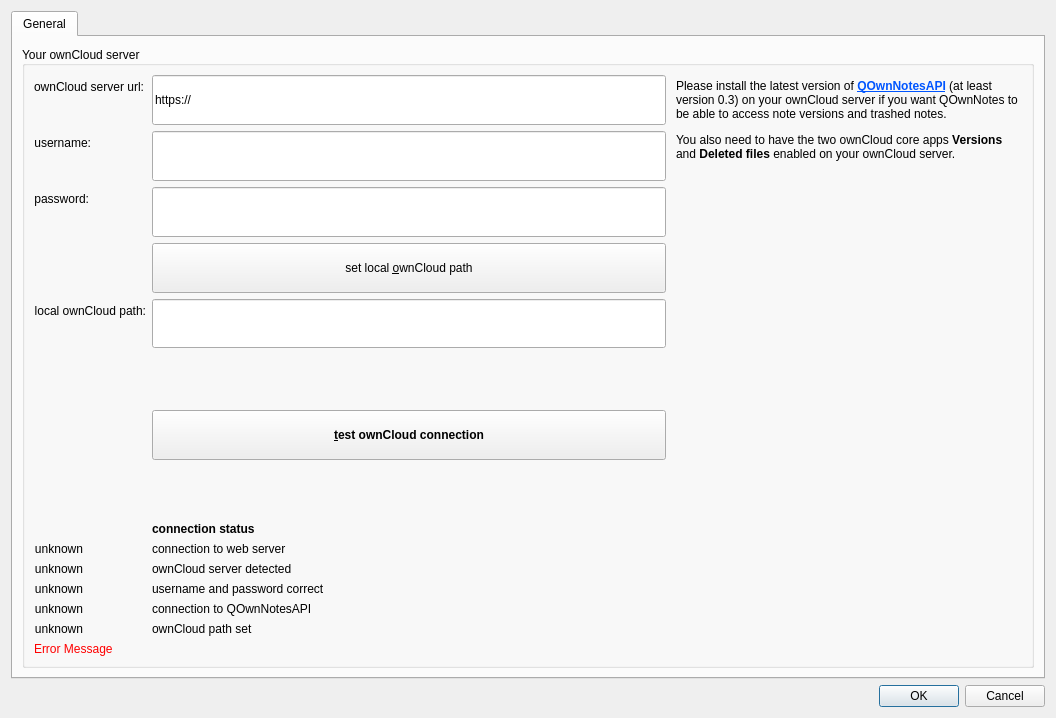
First picture: the form in src/settingsdialog.ui, repository pbek/QOwnNotes, before the edit.
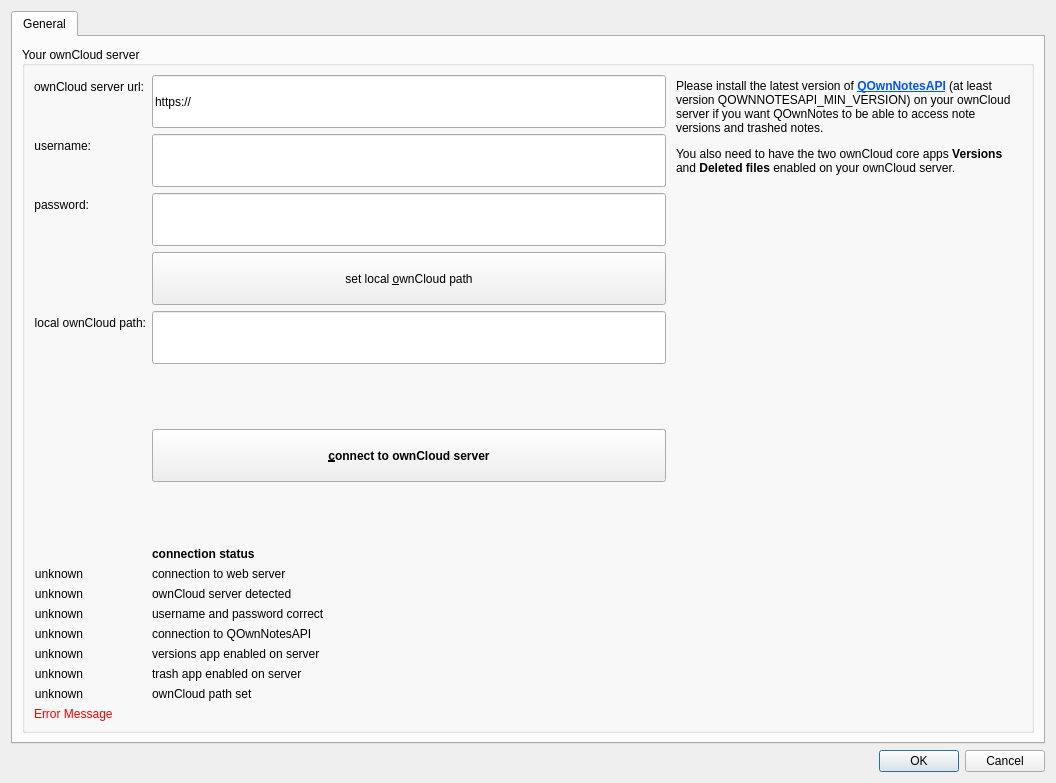
Second picture: the form after the edit. Icons and pictures are not drawn.

Commit message: minimum QOwnNotesAPI version is now detected added detection for ownCloud core apps "Versions" and "Deleted files" (needs QOwnNotesAPI v0.3.1)

Diff of the .ui file:
```diff
--- a/src/settingsdialog.ui
+++ b/src/settingsdialog.ui
@@ -7,7 +7,7 @@
     <x>0</x>
     <y>0</y>
     <width>1056</width>
-    <height>718</height>
+    <height>783</height>
    </rect>
   </property>
   <property name="windowTitle">
@@ -84,7 +84,7 @@
 &lt;html&gt;&lt;head&gt;&lt;meta name=&quot;qrichtext&quot; content=&quot;1&quot; /&gt;&lt;style type=&quot;text/css&quot;&gt;
 p, li { white-space: pre-wrap; }
 &lt;/style&gt;&lt;/head&gt;&lt;body style=&quot; font-family:'Sans Serif'; font-size:9pt; font-weight:400; font-style:normal;&quot;&gt;
-&lt;p style=&quot; margin-top:12px; margin-bottom:12px; margin-left:0px; margin-right:0px; -qt-block-indent:0; text-indent:0px;&quot;&gt;Please install the latest version of &lt;a href=&quot;https://apps.owncloud.com/content/show.php?content=173817&quot;&gt;&lt;span style=&quot; font-weight:600; text-decoration: underline; color:#0055ff;&quot;&gt;QOwnNotesAPI&lt;/span&gt;&lt;/a&gt; (at least version 0.3) on your ownCloud server if you want QOwnNotes to be able to access note versions and trashed notes.&lt;/p&gt;
+&lt;p style=&quot; margin-top:12px; margin-bottom:12px; margin-left:0px; margin-right:0px; -qt-block-indent:0; text-indent:0px;&quot;&gt;Please install the latest version of &lt;a href=&quot;https://apps.owncloud.com/content/show.php?content=173817&quot;&gt;&lt;span style=&quot; font-weight:600; text-decoration: underline; color:#0055ff;&quot;&gt;QOwnNotesAPI&lt;/span&gt;&lt;/a&gt; (at least version QOWNNOTESAPI_MIN_VERSION) on your ownCloud server if you want QOwnNotes to be able to access note versions and trashed notes.&lt;/p&gt;
 &lt;p style=&quot; margin-top:12px; margin-bottom:12px; margin-left:0px; margin-right:0px; -qt-block-indent:0; text-indent:0px;&quot;&gt;You also need to have the two ownCloud core apps &lt;span style=&quot; font-weight:600;&quot;&gt;Versions&lt;/span&gt; and &lt;span style=&quot; font-weight:600;&quot;&gt;Deleted files&lt;/span&gt; enabled on your ownCloud server.&lt;/p&gt;&lt;/body&gt;&lt;/html&gt;</string>
               </property>
               <property name="openExternalLinks">
@@ -234,13 +234,6 @@
                 </property>
                </widget>
               </item>
-              <item row="14" column="1">
-               <widget class="QLabel" name="check5Label">
-                <property name="text">
-                 <string>ownCloud path set</string>
-                </property>
-               </widget>
-              </item>
               <item row="10" column="0">
                <widget class="QLabel" name="ok1Label">
                 <property name="text">
@@ -281,16 +274,6 @@
                 </property>
                </widget>
               </item>
-              <item row="14" column="0">
-               <widget class="QLabel" name="ok5Label">
-                <property name="text">
-                 <string>unknown</string>
-                </property>
-                <property name="alignment">
-                 <set>Qt::AlignRight|Qt::AlignTrailing|Qt::AlignVCenter</set>
-                </property>
-               </widget>
-              </item>
               <item row="4" column="1">
                <widget class="QPushButton" name="localOwnCloudDirectoryButton">
                 <property name="sizePolicy">
@@ -342,7 +325,7 @@
                  <string notr="true">font-weight: bold;</string>
                 </property>
                 <property name="text">
-                 <string>&amp;test ownCloud connection</string>
+                 <string>&amp;connect to ownCloud server</string>
                 </property>
                 <property name="icon">
                  <iconset resource="breeze.qrc">
@@ -386,6 +369,57 @@
                 </property>
                </widget>
               </item>
+              <item row="14" column="1">
+               <widget class="QLabel" name="check6Label">
+                <property name="text">
+                 <string>versions app enabled on server</string>
+                </property>
+               </widget>
+              </item>
+              <item row="15" column="1">
+               <widget class="QLabel" name="check7Label">
+                <property name="text">
+                 <string>trash app enabled on server</string>
+                </property>
+               </widget>
+              </item>
+              <item row="16" column="1">
+               <widget class="QLabel" name="check5Label">
+                <property name="text">
+                 <string>ownCloud path set</string>
+                </property>
+               </widget>
+              </item>
+              <item row="14" column="0">
+               <widget class="QLabel" name="ok6Label">
+                <property name="text">
+                 <string>unknown</string>
+                </property>
+                <property name="alignment">
+                 <set>Qt::AlignRight|Qt::AlignTrailing|Qt::AlignVCenter</set>
+                </property>
+               </widget>
+              </item>
+              <item row="15" column="0">
+               <widget class="QLabel" name="ok7Label">
+                <property name="text">
+                 <string>unknown</string>
+                </property>
+                <property name="alignment">
+                 <set>Qt::AlignRight|Qt::AlignTrailing|Qt::AlignVCenter</set>
+                </property>
+               </widget>
+              </item>
+              <item row="16" column="0">
+               <widget class="QLabel" name="ok5Label">
+                <property name="text">
+                 <string>unknown</string>
+                </property>
+                <property name="alignment">
+                 <set>Qt::AlignRight|Qt::AlignTrailing|Qt::AlignVCenter</set>
+                </property>
+               </widget>
+              </item>
              </layout>
             </item>
             <item row="1" column="0">
```
The commit also changes 9 other files.
